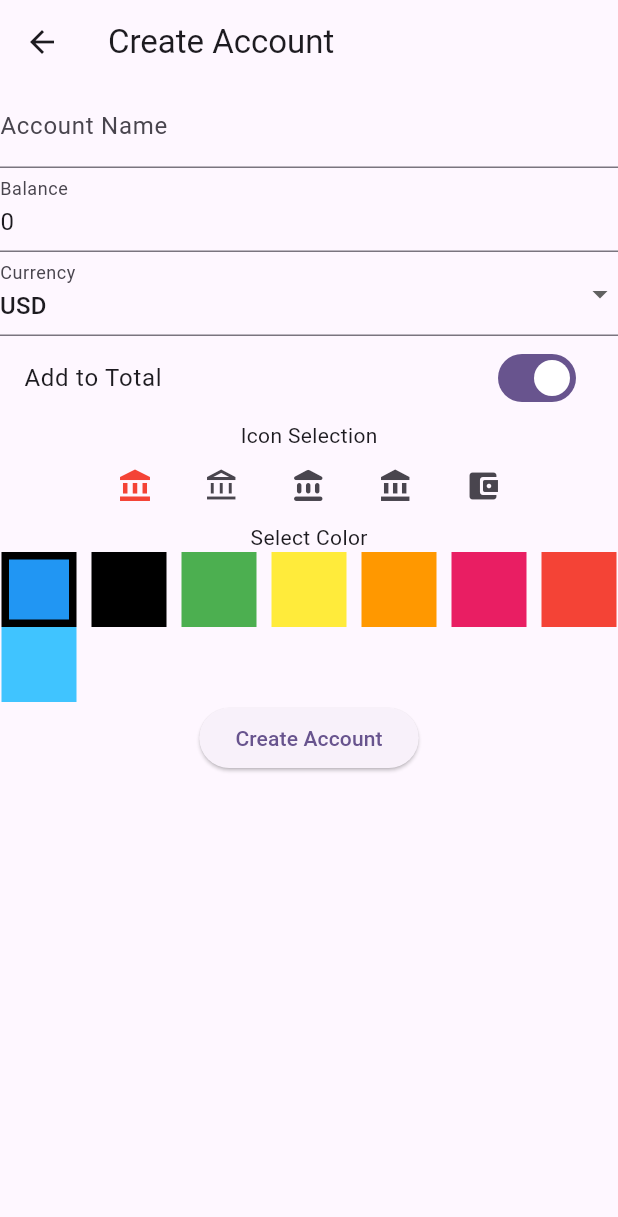
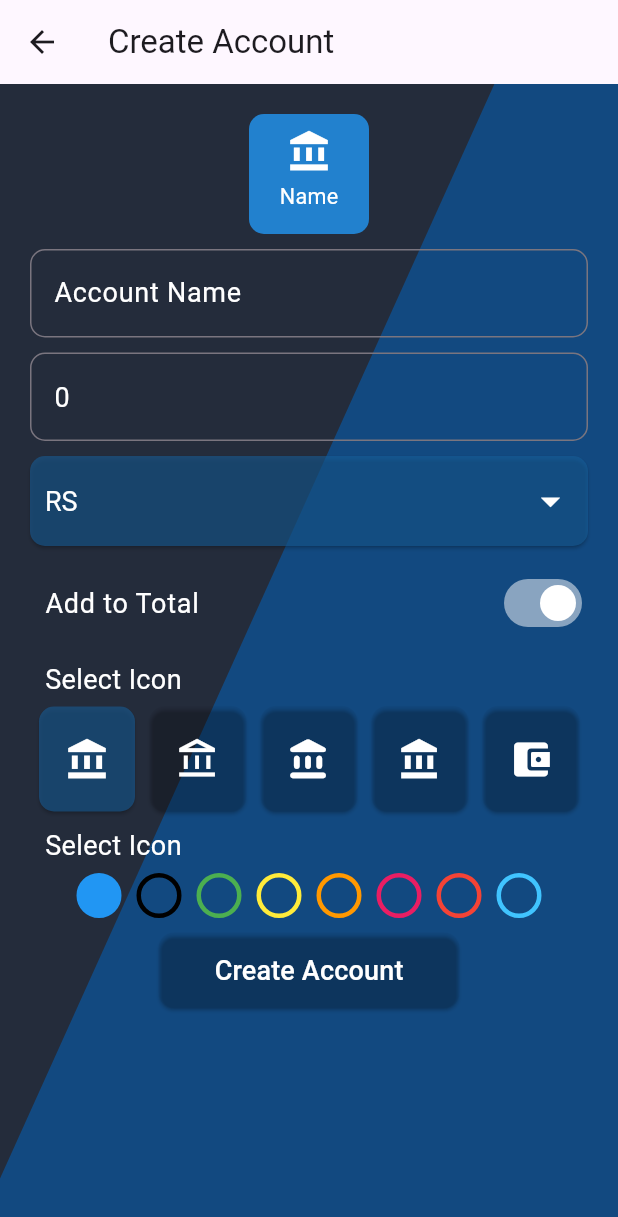
Before and after one commit to madushanka20161/money_manager, a Flutter app: the CreateAccount screen opened directly, on a phone screen of 412 x 824 dp. Shown: the top 1217 px of the screen. Run offline on Flutter 3.47's test engine with Material 3 defaults, Android fonts, the phone set to English and light mode, and no system bars; our stand-ins replace fl_chart, google_sign_in, hive_flutter; accounts and stored records are empty.

Commit message:
ui changes related to create account

```diff
--- a/lib/helper/config.dart
+++ b/lib/helper/config.dart
@@ -4,11 +4,27 @@ class AppConfig {
   static double headerFontSize = 30.0;
   static double fontSize = 18.0;
   static Color fontColor = Colors.white;
-  static double iconSize = 18;
   static Color buttonSelectedColor =  Color.fromARGB(144, 23, 96, 156);
+  // icon
+  static double iconSize = 30;
+  static Color iconColor = fontColor;
+  // error
   static Color errorFontColor = Colors.red;
   static double errorFontSize = 12.0;
+  // padding
   static double paddingSmall = 5;
   static double padding = 10;
+  static double paddingXLarge = 20;
+  // border
+  static double borderRadius = 10;
+  static Color borderColor = Colors.grey;
+  static Color focusedBorderColor = buttonSelectedColor;
+  static double borderWidth = 1.5;
+  static BorderRadius borderRadiusAll = BorderRadius.all(Radius.circular(AppConfig.borderRadius));
+  // popup
+  static double popupRadius = borderRadius;
+  // radio button
+  static Color activeColor = Colors.white;
+
   static TextStyle fontStyle = TextStyle(fontSize: AppConfig.fontSize, color: AppConfig.fontColor);
 }
--- a/lib/home_page.dart
+++ b/lib/home_page.dart
@@ -89,7 +89,7 @@ class _HomePageState extends State<HomePage> {
               Container(
                 constraints: BoxConstraints(
                   minHeight: 60,
-                  maxHeight: MediaQuery.of(context).size.height - 50 - 350, // (50 - height of add button, 350 - height of home)
+                  maxHeight: MediaQuery.of(context).size.height - 50 - 360, // (50 - height of add button, 360 - height of home)
                 ),
                 height: double.infinity,
                 color: Colors.transparent,
@@ -123,7 +123,7 @@ class _HomePageState extends State<HomePage> {
                 ),
                 height: 50,
                 child: Center(
-                  child: Icon(Icons.add, size: 30),
+                  child: Icon(Icons.add, size: AppConfig.iconSize),
                 ),
               ),
             ),
--- /dev/null
+++ b/lib/popup-helper.dart
@@ -0,0 +1,28 @@
+import 'package:flutter/material.dart';
+import 'package:money_manager_3/helper/config.dart';
+
+class PopupHelper {
+  static final PopupHelper _instance = PopupHelper._internal();
+
+  factory PopupHelper() {
+    return _instance;
+  }
+
+  PopupHelper._internal();
+
+  static void showPopup(BuildContext context, List<Widget> content) {
+    showDialog(
+      context: context,
+      barrierDismissible: true,
+      builder: (BuildContext context) {
+        return SimpleDialog(
+          contentPadding: EdgeInsets.all(AppConfig.popupRadius),
+          shape: RoundedRectangleBorder(
+            borderRadius: BorderRadius.circular(AppConfig.borderRadius)
+          ),
+          children: content,
+        );
+      },
+    );
+  }
+}
--- a/lib/widget/account/accoun_selection_dropdown.dart
+++ b/lib/widget/account/accoun_selection_dropdown.dart
@@ -122,13 +122,19 @@ class _AccountSelectionDropdownState extends State<AccountSelectionDropdown> {
                 _showPopup(context);
               },
               icon: Icon(Icons.arrow_drop_down, size: AppConfig.iconSize, color: AppConfig.fontColor,),
-              label: Text(_selectedAccount ?? "All Account", style: TextStyle(color: AppConfig.fontColor),),
+              label: Text(
+                _selectedAccount ?? "All Account",
+                style: TextStyle(color: AppConfig.fontColor),
+                overflow: TextOverflow.fade,
+                softWrap: false,
+                maxLines: 1,
+              ),
               style: ElevatedButton.styleFrom(
                 backgroundColor: const Color.fromARGB(34, 255, 255, 255),
-                padding: EdgeInsets.symmetric(horizontal: 20, vertical: 12),
+                padding: EdgeInsets.all(AppConfig.padding),
                 textStyle: TextStyle(fontSize: AppConfig.fontSize,),
                 shape: RoundedRectangleBorder(
-                  borderRadius: BorderRadius.circular(10),
+                  borderRadius: BorderRadius.circular(AppConfig.borderRadius),
                 ),
                 minimumSize: Size(double.infinity, 50),
               ),
@@ -150,7 +156,7 @@ class _AccountSelectionDropdownState extends State<AccountSelectionDropdown> {
                 padding: EdgeInsets.all(AppConfig.padding),
                 textStyle: TextStyle(fontSize: AppConfig.fontSize,),
                 shape: RoundedRectangleBorder(
-                  borderRadius: BorderRadius.circular(10),
+                  borderRadius: BorderRadius.circular(AppConfig.borderRadius),
                 ),
                 minimumSize: Size(double.infinity, 50),
               ),
@@ -165,10 +171,10 @@ class _AccountSelectionDropdownState extends State<AccountSelectionDropdown> {
             widget.isError == true ?
             Container(
                 width: MediaQuery.of(context).size.width,
-                padding: const EdgeInsets.only(top: 5.0),
+                padding: EdgeInsets.only(top: AppConfig.paddingSmall),
                 child: Text(
                   widget.errorMessage ?? 'Please Select an Account',
-                  style: TextStyle(color: Colors.red, fontSize: 12),
+                  style: TextStyle(color: AppConfig.errorFontColor, fontSize: AppConfig.errorFontSize),
                 ),
               )
             :
--- a/lib/widget/account/create_account.dart
+++ b/lib/widget/account/create_account.dart
@@ -1,8 +1,12 @@
 import 'package:flutter/material.dart';
+import 'package:money_manager_3/custom_painter.dart';
 import 'package:money_manager_3/dto/account_dto.dart';
+import 'package:money_manager_3/helper/config.dart';
 import 'package:money_manager_3/helper/index.dart';
 import 'package:money_manager_3/service/shared_service.dart';
 import 'package:money_manager_3/widget/common/color_selection.dart';
+import 'package:money_manager_3/widget/input/currency-selection.dart';
+import 'package:money_manager_3/widget/input/text-input.dart';
 
 class CreateAccount extends StatefulWidget {
   final AccountDto? account;
@@ -52,11 +56,20 @@ class _CreateAccountState extends State<CreateAccount> {
       appBar: AppBar(
         title: Text('Create Account'),
       ),
-      body: SingleChildScrollView(
+      body: Stack(
+        children: [
+          CustomPaint(
+            size: Size(MediaQuery.of(context).size.width, MediaQuery.of(context).size.height),
+            painter: DiagonalPainter(),
+          ),
+          SingleChildScrollView(
+            child: Padding(
+              padding: EdgeInsets.all(AppConfig.paddingXLarge),
                 child: Form(
                 key: _formKey,
                 child: Column(
                   children: <Widget>[
+                    renderCreateAccounticon(),
                     renderAccountName(),
                     renderBalance(),
                     renderCurrency(),
@@ -68,33 +81,68 @@ class _CreateAccountState extends State<CreateAccount> {
                 ),
               ),
             ),
+          ),
+        ],
+      ),
+    );
+  }
+
+  Widget renderCreateAccounticon() {
+    return Center(
+      child: Container(
+        decoration: BoxDecoration(
+          borderRadius: AppConfig.borderRadiusAll,
+          color: _selectedIconColor.withOpacity(0.8),
+        ),
+        padding: EdgeInsets.all(AppConfig.padding),
+        width: 80,
+        height: 80,
+        child: Column(
+          children: [
+            Container(
+              padding: EdgeInsets.only(bottom: AppConfig.paddingSmall),
+              child: Icon(
+                _selectedIcon,
+                color: AppConfig.iconColor,
+                size: AppConfig.iconSize,
+              ),
+            ),
+            Text(
+              _accountName.isEmpty ? 'Name' : _accountName,
+              style: TextStyle(
+                color: AppConfig.fontColor,
+                fontSize: AppConfig.fontSize * 0.8
+              ),
+              overflow: TextOverflow.fade,
+              softWrap: false,
+              maxLines: 1,
+            ),
+          ],
+        ),
+      ),
     );
   }
 
   Widget renderAccountName() {
-    return TextFormField(
-      controller: _nameController,
-      decoration: InputDecoration(labelText: 'Account Name'),
-      onChanged: (value) {
+    return TextInput(
+      inputController: _nameController,
+      label: 'Account Name',
+      onChange: (value) {
+        setState(() {
           _accountName = value;
-      },
-      validator: (value) {
-        if (value!.isEmpty) {
-          return 'Please enter an account name';
-        }
-        return null;
+        });
       },
     );
   }
 
   Widget renderBalance() {
-    return TextFormField(
-      controller: _balanceController,
-      decoration: InputDecoration(labelText: 'Balance'),
-      keyboardType: TextInputType.number,
-      onSaved: (value) {
+    return TextInput(
+      inputController: _balanceController,
+      label: 'Balance',
+      onChange: (value) {
         _balance = double.tryParse(value!) ?? 0;
       },
+      inputType: TextInputType.number,
       validator: (value) {
         final n = num.tryParse(value!);
         if (n == null) {
@@ -106,69 +154,104 @@ class _CreateAccountState extends State<CreateAccount> {
   }
 
   Widget renderCurrency() {
-    return DropdownButtonFormField<String>(
-      decoration: InputDecoration(labelText: 'Currency'),
-      value: _selectedCurrency,
-      onChanged: (String? newValue) {
+    return CurrencySelection(
+      width: MediaQuery.of(context).size.width,
+      height: 80,
+      onCurrencyChange: (value) {
         setState(() {
-          _selectedCurrency = newValue!;
+          _selectedCurrency = value!;
         });
       },
-      items: currencyList.map<DropdownMenuItem<String>>((String value) {
-        return DropdownMenuItem<String>(
-          value: value,
-          child: Text(value),
-        );
-      }).toList(),
     );
   }
 
   Widget renderAddToTotal() {
     return SwitchListTile(
-      title: Text('Add to Total'),
+      title: Text('Add to Total', style: AppConfig.fontStyle,),
+      contentPadding: EdgeInsets.only(
+        left: AppConfig.padding,
+        right: 0,
+        top: AppConfig.padding
+      ),
       value: _isAddToTotal,
       onChanged: (bool value) {
         setState(() {
           _isAddToTotal = value;
         });
       },
+      activeColor: AppConfig.activeColor,
+      // activeTrackColor: Colors.grey.shade300,
+      // inactiveThumbColor: Colors.red,
+      // inactiveTrackColor: Colors.grey.shade300,
     );
   }
 
   Widget renderIconSelection() {
-    return Column(
+    return Container(
+      padding: EdgeInsets.only(top: AppConfig.padding),
+      width: MediaQuery.of(context).size.width,
+      child: Column(
+        crossAxisAlignment: CrossAxisAlignment.start,
         children: [
-        Text('Icon Selection'),
-        Wrap(
+          Container(
+            padding: EdgeInsets.only(
+              bottom: AppConfig.paddingSmall,
+              left: AppConfig.padding
+            ),
+            child: Text('Select Icon', style: AppConfig.fontStyle,),
+          ),
+          Center(
+            child: Wrap(
               spacing: 10.0,
+              runSpacing: 10.0,
               children: [
                 for (IconData icon in iconList)
-              IconButton(
-                color: _selectedIcon == icon ? Colors.red : null,
-                icon: Icon(icon),
+                ElevatedButton(
+                  style: ElevatedButton.styleFrom(
+                    fixedSize: Size(60, 70),
+                    backgroundColor: _selectedIcon == icon ? AppConfig.buttonSelectedColor : Colors.transparent,
+                    shape: RoundedRectangleBorder(
+                      borderRadius: BorderRadius.circular(AppConfig.borderRadius),
+                    ),
+                    padding: EdgeInsets.zero
+                  ),
                   onPressed: () {
                     setState(() {
                       _selectedIcon = icon;
                     });
                   },
+                  child: Icon(
+                    icon, color: AppConfig.fontColor,
+                    size: AppConfig.iconSize
+                  ),
                 ),
               ],
             ),
+          ),
         ],
+      ),
     );
   }
 
   Widget renderColorSelection() {
-    return Container(
-      child: ColorSelection(
+    return ColorSelection(
       onColorSelected: onColorSelected,
       selectedColor: _selectedIconColor,
-      ),
     );
   }
 
   Widget renderSubmitButton() {
-    return ElevatedButton(
+    return Container(
+      padding: EdgeInsets.only(top: AppConfig.padding),
+      child: ElevatedButton(
+        style: ElevatedButton.styleFrom(
+          padding: EdgeInsets.zero,
+          backgroundColor: Colors.transparent,
+          shape: RoundedRectangleBorder(
+            borderRadius: BorderRadius.circular(10),
+          ),
+          fixedSize: Size(200, 50),
+        ),
         onPressed: () {
           if (_formKey.currentState!.validate()) {
             String? id = isNewAccount ? null : widget.account!.id;
@@ -176,11 +259,17 @@ class _CreateAccountState extends State<CreateAccount> {
             Navigator.pop(context);
           }
         },
-      child: Text(isNewAccount ? 'Create Account' : 'Update Account'),
+        child: Text(
+          isNewAccount ? 'Create Account' : 'Update Account',
+          style: AppConfig.fontStyle,
+        ),
+      ),
     );
   }
 
   void onColorSelected(Color color) {
+    setState(() {
       _selectedIconColor = color;
+    });
   }
 }
--- a/lib/widget/category/category_widget.dart
+++ b/lib/widget/category/category_widget.dart
@@ -22,7 +22,7 @@ class CategoryWidget extends StatelessWidget {
   Widget build(BuildContext context) {
     return Container(
       decoration: BoxDecoration(
-        borderRadius: BorderRadius.circular(10),
+        borderRadius: BorderRadius.circular(AppConfig.borderRadius),
         color: isSelected ? iconColor : iconColor.withOpacity(0.4),
       ),
       padding: EdgeInsets.symmetric(horizontal: AppConfig.padding),
@@ -34,7 +34,7 @@ class CategoryWidget extends StatelessWidget {
           Icon(
             icon,
             color: AppConfig.fontColor,
-            size: AppConfig.iconSize * 1.5,
+            size: AppConfig.iconSize,
           ),
           Container(
             padding: EdgeInsets.only(top: AppConfig.paddingSmall),
--- a/lib/widget/common/color_selection.dart
+++ b/lib/widget/common/color_selection.dart
@@ -1,4 +1,5 @@
 import 'package:flutter/material.dart';
+import 'package:money_manager_3/helper/config.dart';
 import 'package:money_manager_3/helper/index.dart';
 
 class ColorSelection extends StatefulWidget {
@@ -28,13 +29,26 @@ class _ColorSelectionState extends State<ColorSelection> {
   Widget build(BuildContext context) {
     List<Color> colorList = colorMap.values.toList();
 
-    return Column(
+    return Container(
+      padding: EdgeInsets.only(top: AppConfig.padding),
+      width: MediaQuery.of(context).size.width,
+      child: Column(
+        mainAxisSize: MainAxisSize.max,
+        crossAxisAlignment: CrossAxisAlignment.start,
         children: [
-          Text('Select Color'),
-          Wrap(
+          Container(
+            padding: EdgeInsets.only(
+              bottom: AppConfig.paddingSmall,
+              left: AppConfig.padding
+            ),
+            child: Text('Select Icon', style: AppConfig.fontStyle,),
+          ),
+          Center(
+            child: Wrap(
             spacing: 10.0,
-            children: [
-              for (Color color in colorList)
+            runSpacing: 10.0,
+              children: [
+                for (Color color in colorList)
                 GestureDetector(
                   onTap: () {
                     setState(() {
@@ -44,17 +58,24 @@ class _ColorSelectionState extends State<ColorSelection> {
                     widget.onColorSelected(color);
                   },
                   child: Container(
-                    width: 50,
-                    height: 50,
+                    width: 30,
+                    height: 30,
                     decoration: BoxDecoration(
-                      border: _selectedColor == color ? Border.all(style: BorderStyle.solid, width: 5) : null,
-                      color: color
+                      border: Border.all(
+                        style: BorderStyle.solid,
+                        width: 3,
+                        color: color
+                      ),
+                      color: _selectedColor == color ? color : null,
+                      borderRadius: BorderRadius.circular(20)
                     ),
                   ),
                 ),
-            ],
+              ],
+            ),
           ),
         ],
+      ),
     );
   }
 }
--- /dev/null
+++ b/lib/widget/input/currency-selection.dart
@@ -0,0 +1,97 @@
+import 'package:flutter/material.dart';
+import 'package:money_manager_3/helper/config.dart';
+import 'package:money_manager_3/helper/index.dart';
+import 'package:money_manager_3/popup-helper.dart';
+
+class CurrencySelection extends StatefulWidget {
+  final double? width;
+  final double? height;
+  final Function? onCurrencyChange;
+
+  const CurrencySelection({
+    super.key,
+    this.width,
+    this.height,
+    this.onCurrencyChange
+  });
+
+  @override
+  _CreateCurrencySelection createState() => _CreateCurrencySelection();
+}
+
+class _CreateCurrencySelection extends State<CurrencySelection> {
+  String selectedCurrency = defaultCurrency;
+
+  @override
+  void initState() {
+    super.initState();
+  }
+
+  Widget _buildOption(BuildContext context, String currency) {
+    return SimpleDialogOption(
+      onPressed: () {
+        setState(() {
+          selectedCurrency = currency;
+        });
+
+        if (widget.onCurrencyChange != null) {
+          widget.onCurrencyChange?.call(currency);
+        }
+
+        Navigator.pop(context);
+      },
+      child: Padding(
+        padding: const EdgeInsets.all(8.0),
+        child: Text(
+          currency,
+          style: TextStyle(backgroundColor: selectedCurrency == currency ? Colors.red : Colors.white),
+        ),
+      ),
+    );
+  }
+
+  Widget _showPopup(BuildContext context) {
+    return Column(
+      children: [
+        ...currencyList.map((String currency) => _buildOption(context, currency))
+      ],
+    );
+  }
+
+  @override
+  Widget build(BuildContext context) {
+    return FormField<String>(
+      builder: (FormFieldState<String> state) {
+        return Container(
+          padding: EdgeInsets.only(top: AppConfig.padding),
+          child: Column(
+            crossAxisAlignment: CrossAxisAlignment.start,
+            children: [
+              ElevatedButton(
+                onPressed: () {
+                  PopupHelper.showPopup(context, [_showPopup(context)]);
+                },
+                style: ElevatedButton.styleFrom(
+                  backgroundColor: AppConfig.buttonSelectedColor,
+                  padding: EdgeInsets.all(AppConfig.padding),
+                  textStyle: TextStyle(fontSize: AppConfig.fontSize,),
+                  shape: RoundedRectangleBorder(
+                    borderRadius: BorderRadius.circular(AppConfig.borderRadius),
+                  ),
+                  fixedSize: Size(MediaQuery.of(context).size.width, 60)
+                ),
+                child: Row(
+                  mainAxisAlignment: MainAxisAlignment.spaceBetween,
+                  children: [
+                    Text(selectedCurrency, style: TextStyle(color: AppConfig.fontColor),),
+                    Icon(Icons.arrow_drop_down, size: AppConfig.iconSize, color: AppConfig.fontColor,),
+                  ],
+                ),
+              ),
+            ],
+          ),
+        );
+      },
+    );
+  }
+}
--- /dev/null
+++ b/lib/widget/input/text-input.dart
@@ -0,0 +1,94 @@
+import 'package:flutter/material.dart';
+import 'package:money_manager_3/helper/config.dart';
+
+class TextInput extends StatefulWidget {
+  final TextEditingController inputController;
+  final String label;
+  final TextInputType? inputType;
+  final Function onChange;
+  final FormFieldValidator? validator;
+
+  const TextInput({
+    super.key,
+    required this.inputController,
+    required this.label,
+    this.inputType,
+    required this.onChange,
+    this.validator,
+  });
+
+  @override
+  _CreateTextInput createState() => _CreateTextInput();
+}
+
+class _CreateTextInput extends State<TextInput> {
+  @override
+  Widget build(BuildContext context) {
+    return FormField<String>(
+      validator: widget.validator ?? (value) {
+        if (value == null || value.isEmpty) {
+          return 'Please enter a valid ${widget.label}';
+        }
+        return null;
+      },
+      initialValue: widget.inputController.text,
+      builder: (FormFieldState<String> state) {
+        return Column(
+          crossAxisAlignment: CrossAxisAlignment.start,
+          children: [
+            Container(
+              padding: EdgeInsets.only(top: 10),
+              child: TextFormField(
+                controller: widget.inputController,
+                style: TextStyle(
+                  color: AppConfig.fontColor,
+                  fontSize: AppConfig.fontSize
+                ),
+                decoration: InputDecoration(
+                  labelText: widget.label,
+                  labelStyle: TextStyle(
+                    color: AppConfig.fontColor,
+                    fontSize: AppConfig.fontSize
+                  ),
+                  floatingLabelBehavior: FloatingLabelBehavior.never,
+                  border: OutlineInputBorder(
+                    borderRadius: BorderRadius.circular(AppConfig.borderRadius),
+                    borderSide: BorderSide(
+                      color: AppConfig.borderColor,
+                      width: AppConfig.borderWidth
+                    ),
+                  ),
+                  focusedBorder: OutlineInputBorder(
+                    borderRadius: BorderRadius.circular(AppConfig.borderRadius),
+                    borderSide: BorderSide(color: AppConfig.focusedBorderColor),
+                  ),
+
+                ),
+                keyboardType: widget.inputType ?? TextInputType.text,
+                onChanged: (value) {
+                  widget.onChange(value);
+
+                  setState(() {
+                    state.didChange(value);
+                    state.validate();
+                  });
+                },
+              ),
+            ),
+            if (state.hasError)
+            Padding(
+              padding: const EdgeInsets.only(top: 5.0),
+              child: Text(
+                state.errorText!,
+                style: TextStyle(
+                  color: AppConfig.errorFontColor,
+                  fontSize: AppConfig.errorFontSize
+                ),
+              ),
+            ),
+          ],
+        );
+      },
+    );
+  }
+}
--- a/lib/widget/transaction/create_transaction.dart
+++ b/lib/widget/transaction/create_transaction.dart
@@ -100,7 +100,7 @@ class _CreateTransactionState extends State<CreateTransaction> {
           ),
           SingleChildScrollView(
             child: Padding(
-              padding: const EdgeInsets.all(20.0),
+              padding: EdgeInsets.all(AppConfig.paddingXLarge),
               child: Form(
                 key: _formKey,
                 child: Column(
@@ -401,7 +401,7 @@ class _CreateTransactionState extends State<CreateTransaction> {
                       child: Icon(
                         Icons.calendar_today,
                         color: AppConfig.fontColor,
-                        size: AppConfig.iconSize * 1.5,
+                        size: AppConfig.iconSize,
                       ),
                     ),
                   ),
@@ -434,7 +434,7 @@ class _CreateTransactionState extends State<CreateTransaction> {
           crossAxisAlignment: CrossAxisAlignment.start,
           children: [
             Container(
-              padding: EdgeInsets.only(top: 10),
+              padding: EdgeInsets.only(top: AppConfig.padding),
               child: TextFormField(
                 controller: _descriptionController,
                 style: TextStyle(color: AppConfig.fontColor, fontSize: AppConfig.fontSize),
@@ -583,7 +583,7 @@ class _CreateTransactionState extends State<CreateTransaction> {
             child: Icon(
               Icons.add,
               color: AppConfig.fontColor,
-              size: AppConfig.iconSize * 1.5,
+              size: AppConfig.iconSize,
             ),
           ),
         ),
```
Lines whose indentation alone changed are shown as unchanged.
